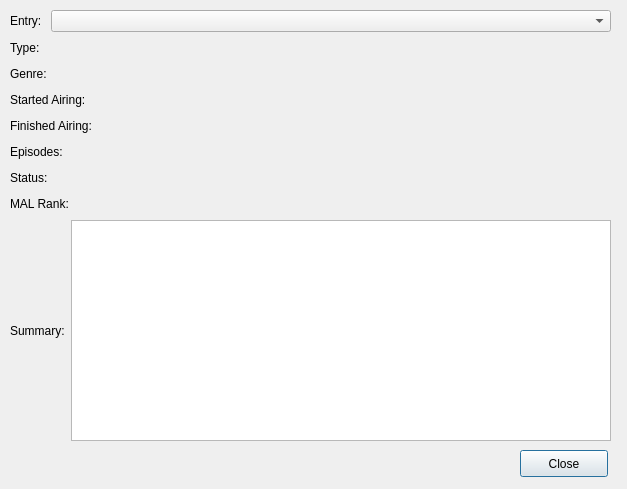
This is interfaces/ui/infoDialog.ui in HarHar/Futaam as Qt 5 draws it before an edit. The edited form follows.
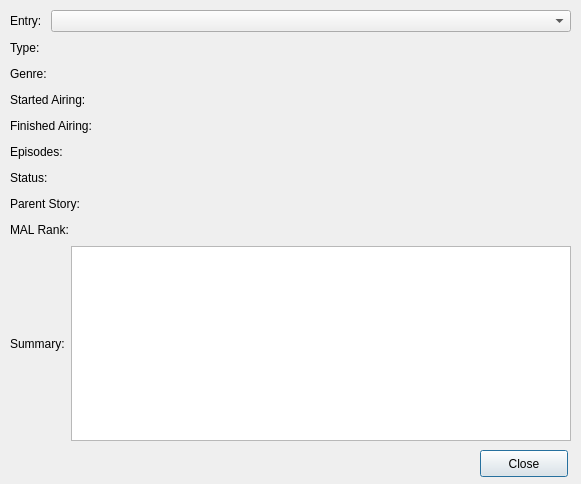
This is the edited form.

Commit message: added parent story field to the entry info dialog

```diff
--- a/interfaces/ui/infoDialog.ui
+++ b/interfaces/ui/infoDialog.ui
@@ -6,8 +6,8 @@
    <rect>
     <x>0</x>
     <y>0</y>
-    <width>627</width>
-    <height>489</height>
+    <width>581</width>
+    <height>484</height>
    </rect>
   </property>
   <property name="sizePolicy">
@@ -25,7 +25,7 @@
   <widget class="QPushButton" name="closeButton">
    <property name="geometry">
     <rect>
-     <x>520</x>
+     <x>480</x>
      <y>450</y>
      <width>88</width>
      <height>27</height>
@@ -40,7 +40,7 @@
     <rect>
      <x>10</x>
      <y>10</y>
-     <width>601</width>
+     <width>561</width>
      <height>431</height>
     </rect>
    </property>
@@ -255,6 +255,37 @@
           </item>
          </layout>
         </item>
+        <item>
+         <layout class="QHBoxLayout" name="horizontalLayout_13">
+          <item>
+           <widget class="QLabel" name="label_11">
+            <property name="text">
+             <string>Parent Story:</string>
+            </property>
+           </widget>
+          </item>
+          <item>
+           <widget class="QLabel" name="parentStoryLine">
+            <property name="text">
+             <string/>
+            </property>
+           </widget>
+          </item>
+          <item>
+           <spacer name="horizontalSpacer_9">
+            <property name="orientation">
+             <enum>Qt::Horizontal</enum>
+            </property>
+            <property name="sizeHint" stdset="0">
+             <size>
+              <width>40</width>
+              <height>20</height>
+             </size>
+            </property>
+           </spacer>
+          </item>
+         </layout>
+        </item>
         <item>
          <layout class="QHBoxLayout" name="horizontalLayout_6">
           <item>
```
Left out of the diff: 2 changed lines with no effect on the pictures. The commit also changes 1 other file.
